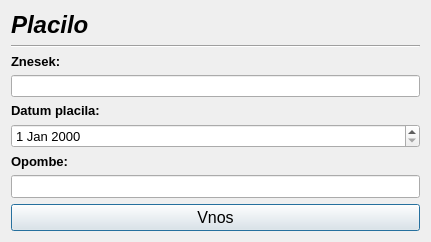
This is placiloracuna.ui in MaxMaxy/racun as Qt 5 draws it before an edit. The edited form follows.
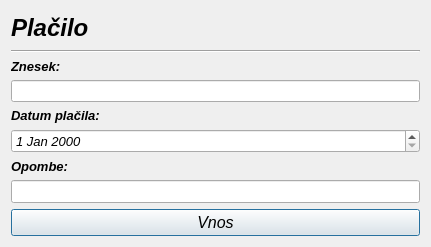
This is the edited form.

Diff of the .ui file:
```diff
--- a/placiloracuna.ui
+++ b/placiloracuna.ui
@@ -7,7 +7,7 @@
     <x>0</x>
     <y>0</y>
     <width>431</width>
-    <height>242</height>
+    <height>247</height>
    </rect>
   </property>
   <property name="windowTitle">
@@ -30,12 +30,17 @@
           </font>
          </property>
          <property name="text">
-          <string>Placilo</string>
+          <string>Plačilo</string>
          </property>
         </widget>
        </item>
        <item>
         <widget class="Line" name="line">
+         <property name="font">
+          <font>
+           <italic>true</italic>
+          </font>
+         </property>
          <property name="orientation">
           <enum>Qt::Horizontal</enum>
          </property>
@@ -52,6 +57,7 @@
            <family>MS Sans Serif</family>
            <pointsize>10</pointsize>
            <weight>75</weight>
+           <italic>true</italic>
            <bold>true</bold>
           </font>
          </property>
@@ -64,7 +70,14 @@
         </widget>
        </item>
        <item>
-        <widget class="QLineEdit" name="lineEdit"/>
+        <widget class="QLineEdit" name="lineEdit">
+         <property name="font">
+          <font>
+           <family>Arial</family>
+           <italic>true</italic>
+          </font>
+         </property>
+        </widget>
        </item>
       </layout>
      </item>
@@ -77,11 +90,12 @@
            <family>MS Sans Serif</family>
            <pointsize>10</pointsize>
            <weight>75</weight>
+           <italic>true</italic>
            <bold>true</bold>
           </font>
          </property>
          <property name="text">
-          <string>Datum placila:</string>
+          <string>Datum plačila:</string>
          </property>
          <property name="buddy">
           <cstring>dateEdit</cstring>
@@ -92,8 +106,9 @@
         <widget class="QDateEdit" name="dateEdit">
          <property name="font">
           <font>
-           <family>MS Sans Serif</family>
+           <family>Arial</family>
            <pointsize>10</pointsize>
+           <italic>true</italic>
           </font>
          </property>
         </widget>
@@ -109,6 +124,7 @@
            <family>MS Sans Serif</family>
            <pointsize>10</pointsize>
            <weight>75</weight>
+           <italic>true</italic>
            <bold>true</bold>
           </font>
          </property>
@@ -124,8 +140,9 @@
         <widget class="QLineEdit" name="lineEdit_opombe">
          <property name="font">
           <font>
-           <family>MS Sans Serif</family>
+           <family>Arial</family>
            <pointsize>10</pointsize>
+           <italic>true</italic>
           </font>
          </property>
         </widget>
@@ -138,6 +155,7 @@
         <font>
          <family>MS Sans Serif</family>
          <pointsize>12</pointsize>
+         <italic>true</italic>
         </font>
        </property>
        <property name="text">
```
